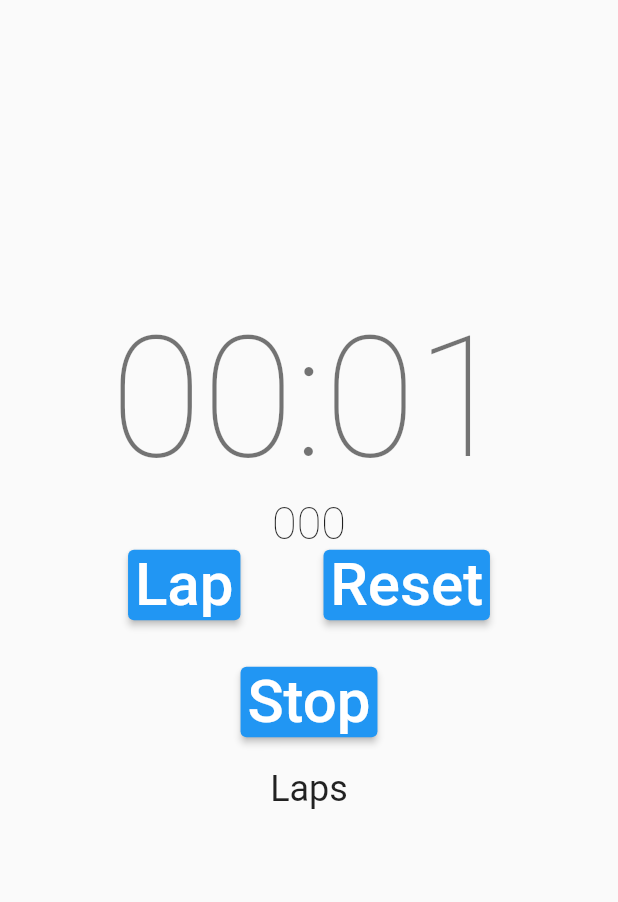
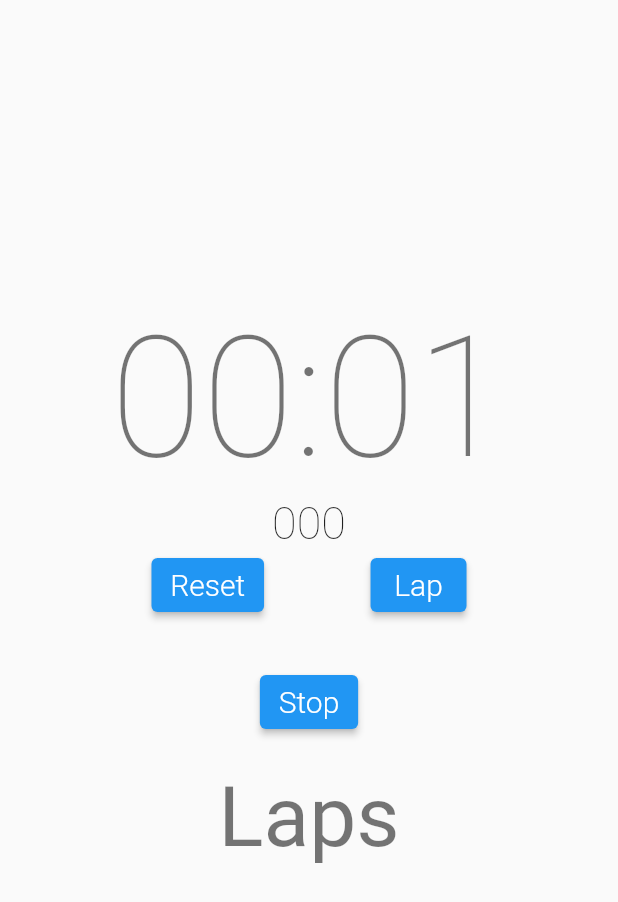
Before and after one commit to dineshdevkota001/Stopwatch, a Flutter app: the screen it shows after launch, after a tap on "Start", on a phone screen of 412 x 824 dp. Shown: the top 902 px of the screen. Run offline on Flutter 3.47's test engine with Material 2 defaults, Android fonts, the phone set to English and light mode, and no system bars; Roboto replaces fonts that are missing (Corben).

Commit message:
final push: Basic functionality complete

```diff
--- a/lib/main.dart
+++ b/lib/main.dart
@@ -22,12 +22,11 @@ class Stopwatch extends StatelessWidget {
             fontSize: 30
           ),
           button: TextStyle(
-            fontSize: 40
+            fontSize: 20,
+            fontFamily: 'Corben',
+            fontWeight: FontWeight.w300
           )
         ),
-        elevatedButtonTheme: ElevatedButtonThemeData(
-
-        )
       ),
       home : LandingPage(title: 'INK'),
     ));
--- a/lib/screens/components/CountCollector.dart
+++ b/lib/screens/components/CountCollector.dart
@@ -22,7 +22,7 @@ class CountCollector extends StatelessWidget {
                   child:
                   SingleChildScrollView(
                 child: Column(
-                  children: [Text('Laps', style: Theme.of(context).textTheme.headline5)]..addAll(printLaps(_laps, context)),
+                  children:_laps.length == 0 ? [Text('Laps', style: Theme.of(context).textTheme.headline2)]: [ ]..addAll(printLaps(_laps, context)),
                 ),
               )));
     });
--- a/lib/screens/components/Counter.dart
+++ b/lib/screens/components/Counter.dart
@@ -20,8 +20,8 @@ class CounterState extends State<Counter> {
   static const int _increment = 1;
   static const String _default = '00:00';
   String _display = _default;
-  String _microdisp = '00';
-  var timer, microtimer;
+  String _microDisp = '00';
+  var timer, microTimer;
 
   startTimer() {
     timer = Timer.periodic(
@@ -33,14 +33,34 @@ class CounterState extends State<Counter> {
                   ':' +
                   _second.toString().padLeft(2, '0');
             }));
-    microtimer = Timer.periodic(
+    microTimer = Timer.periodic(
         Duration(microseconds: _increment),
         (Timer t) => setState(() {
               _microsecond = (_microsecond + _increment) % 1000;
-              _microdisp = _microsecond.toString().padLeft(3, '0');
+              _microDisp = _microsecond.toString().padLeft(3, '0');
             }));
   }
+  addToList(BuildContext context){
 
+    context.read<TimeList>().add(
+        new TimerTime(_minute, _second, _microsecond));
+
+  }
+  reinitialize(lapContext){
+    setState(() {
+      {
+        timer.cancel();
+        microTimer.cancel();
+        _minute = 0;
+        _second = 0;
+        _microsecond = 0;
+        _display = _default;
+        _microDisp = '000';
+        _reset = true;
+        lapContext.clear();
+      }
+    });
+  }
   @override
   void initState() {
     super.initState();
@@ -52,7 +72,7 @@ class CounterState extends State<Counter> {
   @override
   void dispose() {
     timer.cancel();
-    microtimer.cancel();
+    microTimer.cancel();
     super.dispose();
   }
 
@@ -66,42 +86,30 @@ class CounterState extends State<Counter> {
           children: [
             Text(_display, style: Theme.of(context).textTheme.headline1),
             Text(
-              _microdisp,
+              _microDisp,
               style: Theme.of(context).textTheme.bodyText1,
             ),
             widget.start ? Row(
               mainAxisAlignment: MainAxisAlignment.spaceEvenly,
               children: [
-                _reset
-                    ? ElevatedButton(
+                ElevatedButton(
+                    onPressed:(){reinitialize(lapContext);},
+                    child: Text('Reset')),
+
+                // if reset is pressed show restart
+                _reset ? ElevatedButton(
                         onPressed: () {
                           _reset = false;
                           startTimer();
                         },
                         child: Text('Restart'))
+                    // second optio or
                     : ElevatedButton(
                         onPressed: () {
                           lapContext.add(
                               new TimerTime(_minute, _second, _microsecond));
                         },
                         child: Text('Lap')),
-                ElevatedButton(
-                    onPressed: () {
-                      setState(() {
-                        {
-                          timer.cancel();
-                          microtimer.cancel();
-                          _minute = 0;
-                          _second = 0;
-                          _microsecond = 0;
-                          _display = _default;
-                          _microdisp = '000';
-                          _reset = true;
-                          lapContext.clear();
-                        }
-                      });
-                    },
-                    child: Text('Reset'))
               ],
             ):Text('Stopwatch',style: Theme.of(context).textTheme.headline3)
           ],
```
Also changed, not shown: pubspec.yaml (+6 -4 lines), assets/icons/icon.png (added), pubspec.lock.
